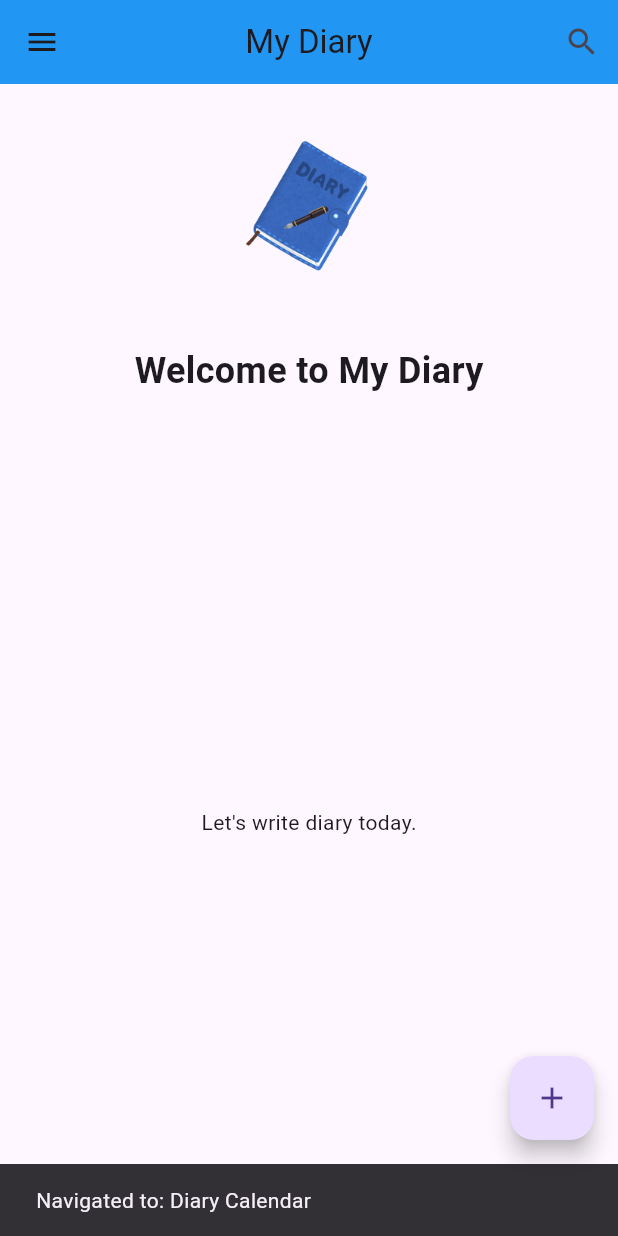
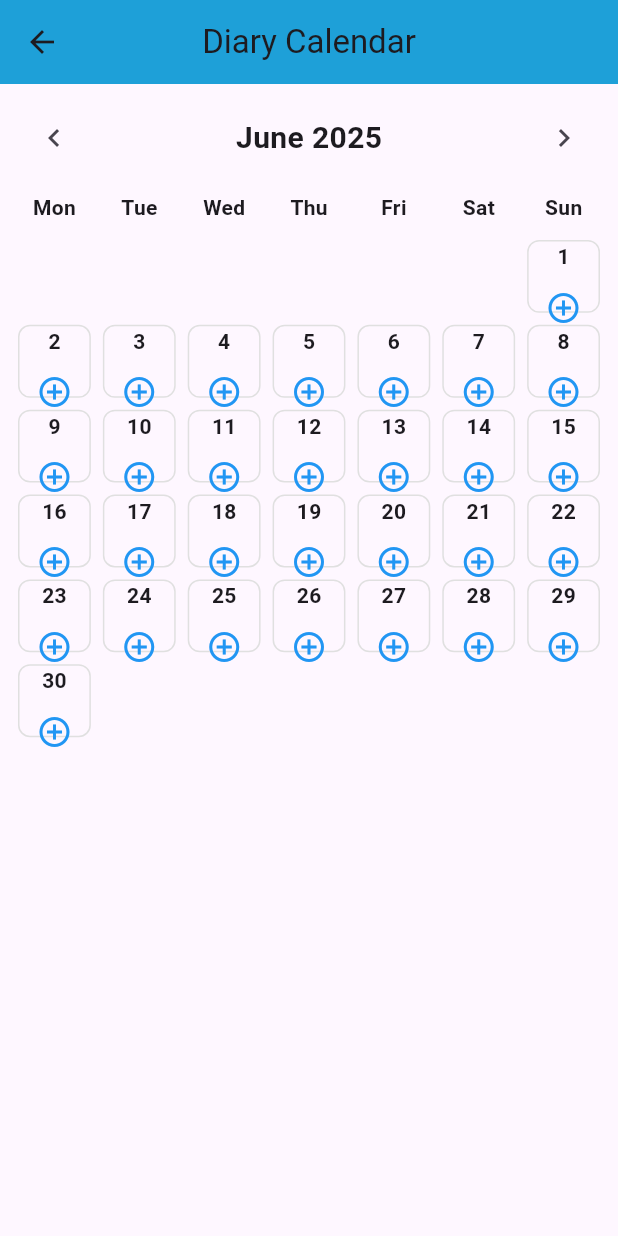
Before and after one commit to Aqilah87/MyDiary_CSC660Indv, a Flutter app: the HomePage screen opened directly, in the side drawer, after a tap on "Diary Calendar", on a phone screen of 412 x 824 dp. Run offline on Flutter 3.47's test engine with Material 3 defaults, Android fonts, the phone set to English and light mode, and no system bars; our stand-ins replace google_fonts, image_picker.

Commit message:
update calendar diary

```diff
--- a/lib/pages/home_page.dart
+++ b/lib/pages/home_page.dart
@@ -2,6 +2,7 @@ import 'package:flutter/material.dart';
 import 'package:intl/intl.dart';
 import 'entry_form_page.dart';
 import '../models/diary_entry.dart';
+import '../screens/calendar_page.dart';
 
 class HomePage extends StatefulWidget {
   @override
@@ -107,21 +108,31 @@ class _HomePageState extends State<HomePage> {
               title: Text('Home'),
               onTap: () => _navigate('Home'),
             ),
+
             ListTile(
               leading: Icon(Icons.create),
               title: Text('Create Diary'),
               onTap: () => _navigate('Create Diary'),
             ),
+
             ListTile(
               leading: Icon(Icons.calendar_month),
               title: Text('Diary Calendar'),
-              onTap: () => _navigate('Diary Calendar'),
-            ),
+              onTap: () {
+                Navigator.pop(context); // Close the drawer first
+                Navigator.push(
+                  context,
+                  MaterialPageRoute(builder: (_) => CalendarPage()),
+                  );
+                  },
+                  ),
+
             ListTile(
               leading: Icon(Icons.settings),
               title: Text('Settings'),
               onTap: () => _navigate('Settings'),
             ),
+
             ListTile(
               leading: Icon(Icons.info_outline),
               title: Text('About App'),
--- /dev/null
+++ b/lib/screens/calendar_page.dart
@@ -0,0 +1,125 @@
+import 'package:flutter/material.dart';
+import 'package:intl/intl.dart';
+import '../models/diary_entry.dart';
+import '/pages/entry_form_page.dart';
+
+class CalendarPage extends StatefulWidget {
+  @override
+  _CalendarPageState createState() => _CalendarPageState();
+}
+
+class _CalendarPageState extends State<CalendarPage> {
+  DateTime _focusedMonth = DateTime.now();
+
+  List<DateTime> _getDaysInMonth(DateTime month) {
+    final firstDay = DateTime(month.year, month.month, 1);
+    final lastDay = DateTime(month.year, month.month + 1, 0);
+    return List.generate(lastDay.day, (i) => DateTime(month.year, month.month, i + 1));
+  }
+
+  void _goToPreviousMonth() {
+    setState(() {
+      _focusedMonth = DateTime(_focusedMonth.year, _focusedMonth.month - 1);
+    });
+  }
+
+  void _goToNextMonth() {
+    setState(() {
+      _focusedMonth = DateTime(_focusedMonth.year, _focusedMonth.month + 1);
+    });
+  }
+
+  void _createEntry(DateTime selectedDate) async {
+    final newEntry = await Navigator.push(
+      context,
+      MaterialPageRoute(builder: (context) => EntryFormPage()),
+    );
+    if (newEntry != null) {
+      // You can pass the selectedDate into EntryFormPage if you want
+      ScaffoldMessenger.of(context).showSnackBar(
+        SnackBar(content: Text("Diary added for ${DateFormat.yMMMd().format(selectedDate)}")),
+      );
+    }
+  }
+
+  @override
+  Widget build(BuildContext context) {
+    final daysInMonth = _getDaysInMonth(_focusedMonth);
+    final monthName = DateFormat.yMMMM().format(_focusedMonth);
+
+    return Scaffold(
+      appBar: AppBar(
+        title: Text('Diary Calendar'),
+        backgroundColor: const Color.fromARGB(255, 30, 160, 216),
+        centerTitle: true,
+      ),
+      body: Column(
+        children: [
+          // Month selector
+          Padding(
+            padding: const EdgeInsets.all(12.0),
+            child: Row(
+              mainAxisAlignment: MainAxisAlignment.spaceBetween,
+              children: [
+                IconButton(onPressed: _goToPreviousMonth, icon: Icon(Icons.chevron_left)),
+                Text(monthName, style: TextStyle(fontSize: 20, fontWeight: FontWeight.bold)),
+                IconButton(onPressed: _goToNextMonth, icon: Icon(Icons.chevron_right)),
+              ],
+            ),
+          ),
+
+          // Weekday headers
+          Padding(
+            padding: const EdgeInsets.symmetric(horizontal: 8.0),
+            child: Row(
+              mainAxisAlignment: MainAxisAlignment.spaceAround,
+              children: ['Mon', 'Tue', 'Wed', 'Thu', 'Fri', 'Sat', 'Sun']
+                  .map((d) => Expanded(
+                        child: Center(
+                            child: Text(d,
+                                style: TextStyle(fontWeight: FontWeight.bold))),
+                      ))
+                  .toList(),
+            ),
+          ),
+
+          // Calendar grid
+          Expanded(
+            child: GridView.builder(
+              padding: EdgeInsets.all(8),
+              gridDelegate: SliverGridDelegateWithFixedCrossAxisCount(
+                crossAxisCount: 7,
+                childAspectRatio: 1,
+              ),
+              itemCount: daysInMonth.length + daysInMonth.first.weekday - 1,
+              itemBuilder: (context, index) {
+                if (index < daysInMonth.first.weekday - 1) {
+                  return Container(); // empty for spacing
+                }
+                final actualIndex = index - (daysInMonth.first.weekday - 1);
+                final day = daysInMonth[actualIndex];
+
+                return Container(
+                  margin: EdgeInsets.all(4),
+                  decoration: BoxDecoration(
+                    border: Border.all(color: Colors.grey.shade300),
+                    borderRadius: BorderRadius.circular(8),
+                  ),
+                  child: Column(
+                    children: [
+                      Text('${day.day}', style: TextStyle(fontWeight: FontWeight.bold)),
+                      IconButton(
+                        icon: Icon(Icons.add_circle_outline, color: Colors.blue),
+                        onPressed: () => _createEntry(day),
+                      ),
+                    ],
+                  ),
+                );
+              },
+            ),
+          ),
+        ],
+      ),
+    );
+  }
+}
```
Also changed, not shown: 20 other files.
